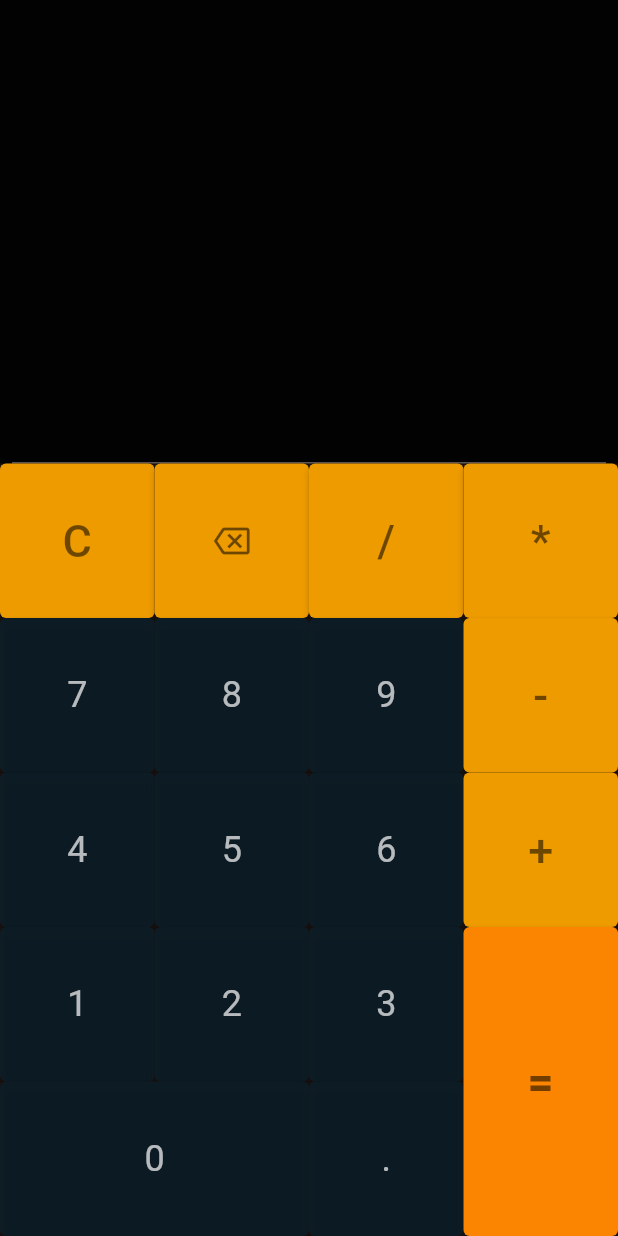
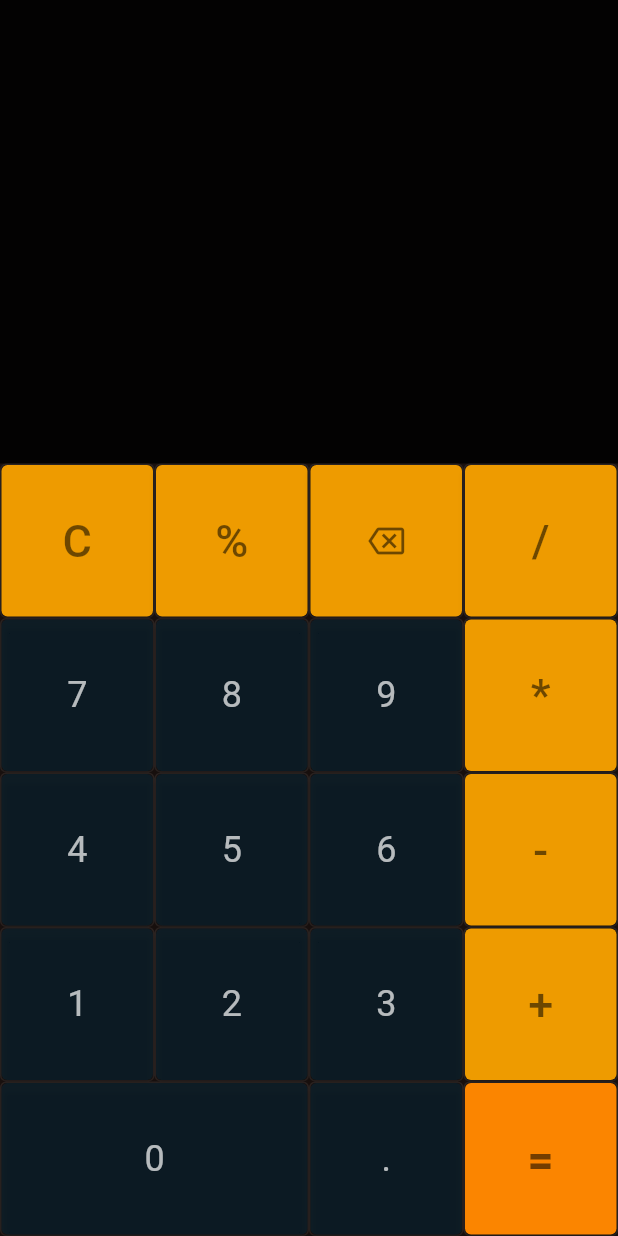
Before and after one commit to donthegust/flutter_calculator, a Flutter app: the screen it shows after launch, after a tap on an icon or button, on a phone screen of 412 x 824 dp. Run offline on Flutter 3.47's test engine with Material 2 defaults, Android fonts, the phone set to English and light mode, and no system bars.

Commit message:
Ajustes para melhoria do design

```diff
--- a/lib/calculator_view.dart
+++ b/lib/calculator_view.dart
@@ -47,11 +47,15 @@ class _CalculatorViewState extends State<CalculatorView> {
                       ),
                     ),
                     const SizedBox(height: 20),
-                    TextField(
+                    Padding(
+                      padding: const EdgeInsets.only(bottom: 10),
+                      child: TextField(
                         controller: ConsoleController.i.controller,
                         textAlign: TextAlign.right,
                         readOnly: true,
                         style: context.textStyles.textConsole,
+                        decoration: null,
+                      ),
                     ),
                   ],
                 ),
@@ -70,6 +74,13 @@ class _CalculatorViewState extends State<CalculatorView> {
                     typeButton: 'FUNCS',
                   ),
                   CalculatorBaseButton(
+                    btnContent: '%',
+                    onPressFunc: () => setState(() {
+                      ConsoleController.i.percentValue();
+                    }),
+                    typeButton: 'FUNCS',
+                  ),
+                  CalculatorBaseButton(
                     btnContent: Icons.backspace_outlined,
                     onPressFunc: () => setState(() {
                       ConsoleController.i.deleteConsole();
@@ -80,13 +91,6 @@ class _CalculatorViewState extends State<CalculatorView> {
                     btnContent: '/',
                     onPressFunc: () => setState(() {
                       ConsoleController.i.insertOperation('/');
-                    }),
-                    typeButton: 'FUNCS',
-                  ),
-                  CalculatorBaseButton(
-                    btnContent: '*',
-                    onPressFunc: () => setState(() {
-                      ConsoleController.i.insertOperation('*');
                     }),
                     typeButton: 'FUNCS',
                   ),
@@ -110,9 +114,9 @@ class _CalculatorViewState extends State<CalculatorView> {
                     typeButton: 'NUMS',
                   ),
                   CalculatorBaseButton(
-                    btnContent: '-',
+                    btnContent: '*',
                     onPressFunc: () => setState(() {
-                      ConsoleController.i.insertOperation('-');
+                      ConsoleController.i.insertOperation('*');
                     }),
                     typeButton: 'FUNCS',
                   ),
@@ -136,18 +140,14 @@ class _CalculatorViewState extends State<CalculatorView> {
                     typeButton: 'NUMS',
                   ),
                   CalculatorBaseButton(
-                    btnContent: '+',
+                    btnContent: '-',
                     onPressFunc: () => setState(() {
-                      ConsoleController.i.insertOperation('+');
+                      ConsoleController.i.insertOperation('-');
                     }),
                     typeButton: 'FUNCS',
                   ),
                 ],
               ),
-              Row(
-                children: [
-                  Column(
-                    children: [
               Row(
                 children: [
                   CalculatorBaseButton(
@@ -165,6 +165,13 @@ class _CalculatorViewState extends State<CalculatorView> {
                     onPressFunc: () => ConsoleController.i.insertConsole('3'),
                     typeButton: 'NUMS',
                   ),
+                  CalculatorBaseButton(
+                    btnContent: '+',
+                    onPressFunc: () => setState(() {
+                      ConsoleController.i.insertOperation('+');
+                    }),
+                    typeButton: 'FUNCS',
+                  ),
                 ],
               ),
               Row(
@@ -180,20 +187,15 @@ class _CalculatorViewState extends State<CalculatorView> {
                     onPressFunc: () => ConsoleController.i.insertConsole('.'),
                     typeButton: 'NUMS',
                   ),
-                        ],
-                      ),
-                    ],
-                  ),
                   CalculatorBaseButton(
                     btnContent: '=',
                     onPressFunc: () => setState(() {
                       ConsoleController.i.equalClick();
                     }),
                     typeButton: 'EQUAL',
-                    btnFlexHeight: 2,
                   ),
                 ],
-              )
+              ),
             ],
           )
         ],
--- a/lib/controller/console_controller.dart
+++ b/lib/controller/console_controller.dart
@@ -1,6 +1,6 @@
 import 'package:flutter/material.dart';
 
-class ConsoleController extends ChangeNotifier {
+class ConsoleController {
   late final TextEditingController controller;
   final List<double> _nums = [];
   String _operation = '';
@@ -12,21 +12,24 @@ class ConsoleController extends ChangeNotifier {
 
   void fillHistory(String val) {
     if (val == '') {
+      //Limpa o histórico do console
       _history = '';
     } else {
+      //Insere valores no histórico
       _history += '$val ';
     }
-    notifyListeners();
   }
 
   void insertConsole(String val) {
     var text = controller.text;
 
     if (text.length > 20) return; //Caso seja inserido valor com mais de 20 digitos
+
     if (text == '0') {
       //Retira o '0' inicial do console
       text = '';
     }
+
     if (val != '.') {
       //Verifica se o valor a ser inserido não é um .
       controller.value = TextEditingValue(
@@ -68,20 +71,38 @@ class ConsoleController extends ChangeNotifier {
 
   void cleanConsole(bool historyClean) {
     if (historyClean) {
-      //Limpa todo o console caso necessario
+      //Reinicia todo o console e variaveis caso necessario
       fillHistory('');
       _operation = '';
       _nums.clear();
-      notifyListeners();
     }
 
+    //Limpa o console
     controller.value = const TextEditingValue(
       text: '0',
     );
   }
 
   bool floatCheck(String val) {
+    //Verifica de o valor é um float ou int
     return int.parse(val.toString().split('.')[1]) != 0;
+  }
+
+  void percentValue() {
+    var text = controller.text;
+    if (_nums.isEmpty) {
+      //Trasforma o valor do console em porcentagem
+      text = (double.parse(text) / 100).toString();
+      controller.value = TextEditingValue(
+        text: text,
+      );
+    } else {
+      //Insere a porcetagem solicitada do valor um no console
+      double response = (_nums[0] / 100) * double.parse(text);
+      controller.value = TextEditingValue(
+        text: response.toString(),
+      );
+    }
   }
 
   void calculate() {
@@ -114,7 +135,8 @@ class ConsoleController extends ChangeNotifier {
     _nums.clear();
     _nums.add(response); //Limpa a lista de numeros e adiciona o resultado do calculo na lista
     if (floatCheck(response.toString())) {
-      fillHistory('= $response'); //Adiciona o resultado a tela
+      //Adiciona o resultado a tela
+      fillHistory('= $response');
     } else {
       fillHistory('= ${response.toInt()}');
     }
@@ -132,10 +154,10 @@ class ConsoleController extends ChangeNotifier {
     if (_history.contains('=')) {
       //Reaproveita o resultado anterior e insere um novo operador junto com o valor do console
       fillHistory('');
-
       fillHistory('${_nums[0].toString()} $op');
     } else {
-      _nums.add(double.parse(controller.text)); // Adiciona um valor novo valor na Lista
+      // Adiciona um valor novo valor na Lista
+      _nums.add(double.parse(controller.text));
     }
 
     if (_operation.isEmpty) {
@@ -147,10 +169,12 @@ class ConsoleController extends ChangeNotifier {
       _operation = op;
       fillHistory('');
       if (floatCheck(_nums[0].toString())) {
-        fillHistory('${_nums[0].toString()} $op'); //Adiciona o resultado a tela
+        //Adiciona o resultado a tela
+        fillHistory('${_nums[0].toString()} $op');
       } else {
         fillHistory('${_nums[0].toInt().toString()} $op');
       }
+      cleanConsole(false);
       return;
     }
 
@@ -193,6 +217,4 @@ class ConsoleController extends ChangeNotifier {
     cleanConsole(false);
     calculate();
   }
-
-  //notifyChange();
 }
--- a/lib/widgets/base_button.dart
+++ b/lib/widgets/base_button.dart
@@ -38,13 +38,17 @@ class CalculatorBaseButton extends StatelessWidget {
         break;
       default:
     }
-    return SizedBox(
+    return Container(
       width: btnFlexWidth != null
           ? (MediaQuery.of(context).size.width / 4) * btnFlexWidth!
           : (MediaQuery.of(context).size.width / 4),
       height: btnFlexHeight != null
           ? (MediaQuery.of(context).size.width / 4) * btnFlexHeight!
           : (MediaQuery.of(context).size.width / 4),
+      decoration: BoxDecoration(
+        border: Border.all(color: Colors.white.withAlpha(20)),
+        borderRadius: BorderRadius.circular(4),
+      ),
       child: ElevatedButton(
         onPressed: onPressFunc,
         style: btnStyle,
```
Lines whose indentation alone changed are shown as unchanged.
